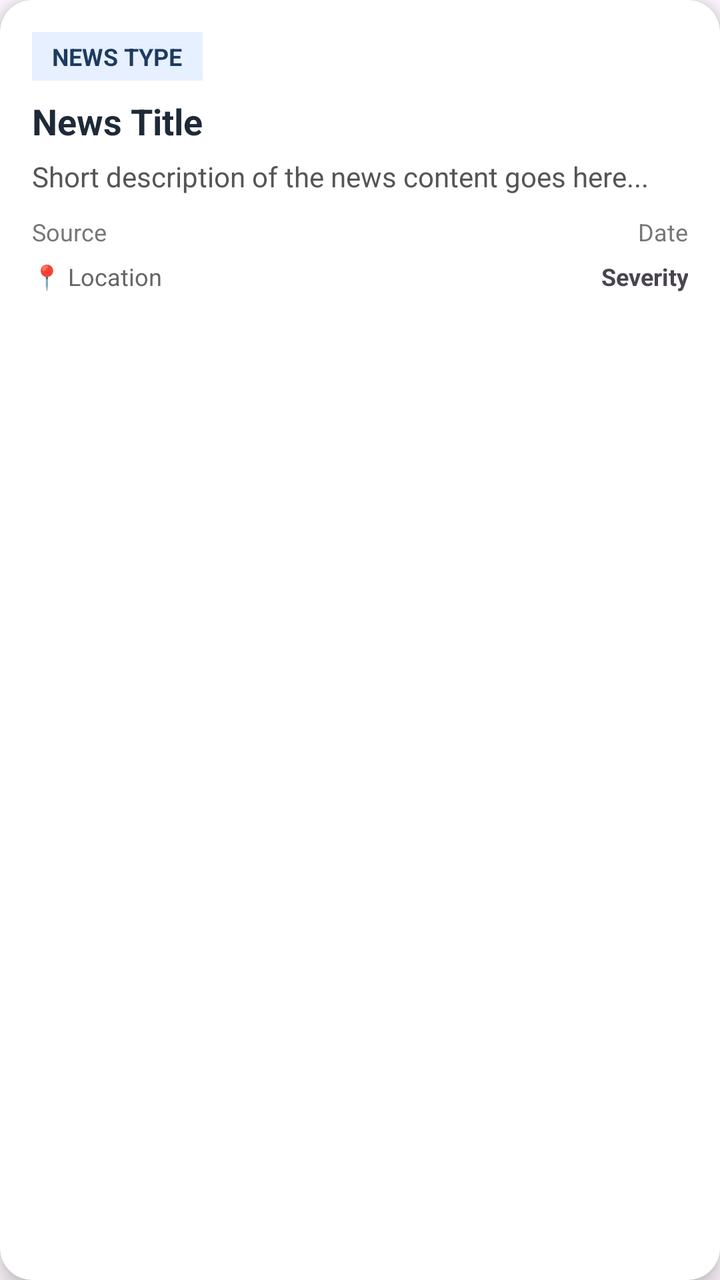
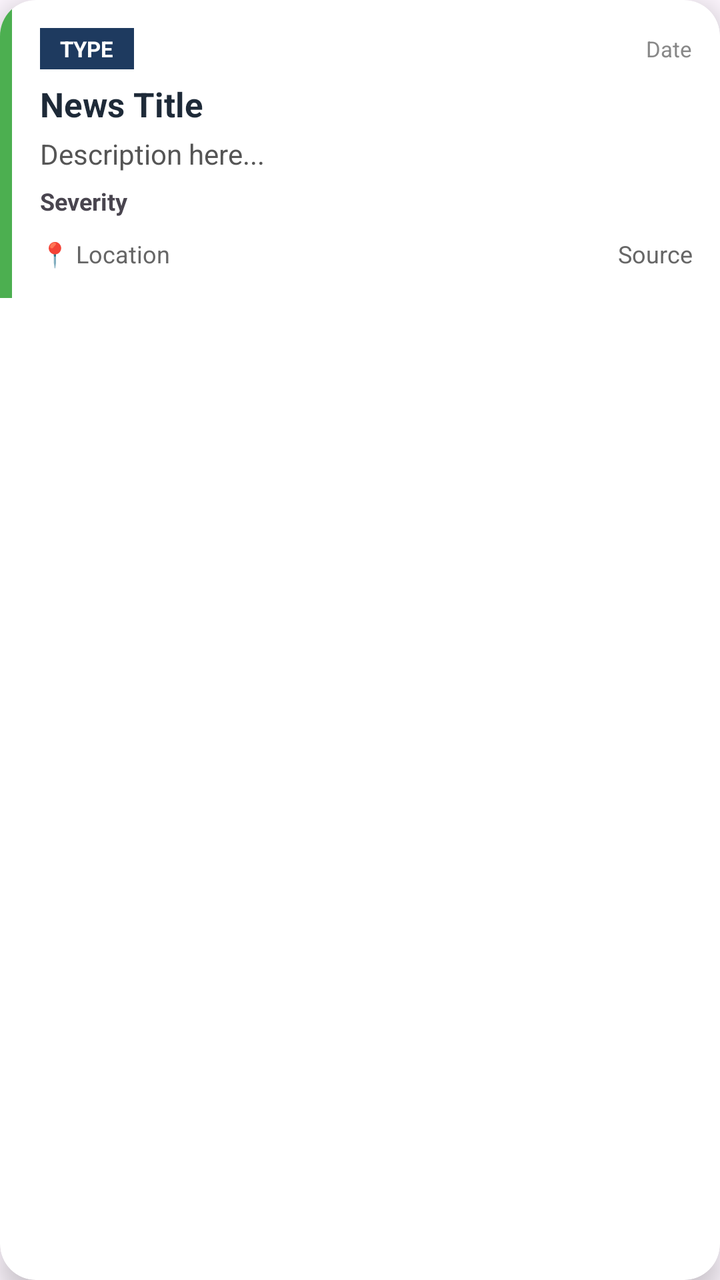

Before-and-after screenshots of an Android layout around one commit, followed by the original layout XML and the change that was made.
<!-- AndroidManifest.xml: application theme Theme.Crises -->
<!-- res/layout/item_news.xml -->
<?xml version="1.0" encoding="utf-8"?>
<androidx.cardview.widget.CardView
    xmlns:android="http://schemas.android.com/apk/res/android"
    xmlns:card_view="http://schemas.android.com/apk/res-auto"
    android:layout_width="match_parent"
    android:layout_height="wrap_content"
    android:layout_margin="12dp"
    card_view:cardCornerRadius="16dp"
    card_view:cardElevation="6dp"
    android:background="#FFFFFF">

    <LinearLayout
        android:layout_width="match_parent"
        android:layout_height="wrap_content"
        android:orientation="vertical"
        android:padding="16dp">

        
        <TextView
            android:id="@+id/type"
            android:layout_width="wrap_content"
            android:layout_height="wrap_content"
            android:text="NEWS TYPE"
            android:textSize="12sp"
            android:textStyle="bold"
            android:textColor="#1E3A5F"
            android:background="#E6F0FF"
            android:paddingHorizontal="10dp"
            android:paddingVertical="4dp"/>

        
        <TextView
            android:id="@+id/title"
            android:layout_width="match_parent"
            android:layout_height="wrap_content"
            android:text="News Title"
            android:textStyle="bold"
            android:textSize="18sp"
            android:textColor="#1E2A38"
            android:layout_marginTop="8dp"/>

        
        <TextView
            android:id="@+id/description"
            android:layout_width="match_parent"
            android:layout_height="wrap_content"
            android:text="Short description of the news content goes here..."
            android:textSize="14sp"
            android:textColor="#555"
            android:layout_marginTop="6dp"
            android:maxLines="3"
            android:ellipsize="end"/>

        
        <LinearLayout
            android:layout_width="match_parent"
            android:layout_height="wrap_content"
            android:orientation="horizontal"
            android:layout_marginTop="10dp"
            android:weightSum="2">

            
            <TextView
                android:id="@+id/source"
                android:layout_width="0dp"
                android:layout_weight="1"
                android:layout_height="wrap_content"
                android:text="Source"
                android:textSize="12sp"
                android:textColor="#777"/>

            
            <TextView
                android:id="@+id/date"
                android:layout_width="0dp"
                android:layout_weight="1"
                android:layout_height="wrap_content"
                android:text="Date"
                android:textSize="12sp"
                android:textColor="#777"
                android:gravity="end"/>
        </LinearLayout>

        
        <LinearLayout
            android:layout_width="match_parent"
            android:layout_height="wrap_content"
            android:orientation="horizontal"
            android:layout_marginTop="6dp"
            android:weightSum="2">

            
            <TextView
                android:id="@+id/location"
                android:layout_width="0dp"
                android:layout_weight="1"
                android:layout_height="wrap_content"
                android:text="📍 Location"
                android:textSize="12sp"
                android:textColor="#666"/>

            
            <TextView
                android:id="@+id/severity"
                android:layout_width="0dp"
                android:layout_weight="1"
                android:layout_height="wrap_content"
                android:text="Severity"
                android:textSize="12sp"
                android:textStyle="bold"
                android:gravity="end"/>
        </LinearLayout>

    </LinearLayout>

</androidx.cardview.widget.CardView>
<!-- resources referenced by this layout -->
<resources>
  <style name="Theme.Crises" parent="Base.Theme.Crises" />
  <style name="Base.Theme.Crises" parent="Theme.Material3.DayNight.NoActionBar">
  
      </style>
</resources>

<!-- the commit's change to res/layout/item_news.xml (unified diff, before → after) -->
@@ -4,111 +4,122 @@
     xmlns:card_view="http://schemas.android.com/apk/res-auto"
     android:layout_width="match_parent"
     android:layout_height="wrap_content"
-    android:layout_margin="12dp"
-    card_view:cardCornerRadius="16dp"
-    card_view:cardElevation="6dp"
-    android:background="#FFFFFF">
+    android:layout_margin="10dp"
+    card_view:cardCornerRadius="18dp"
+    card_view:cardElevation="8dp">
 
     <LinearLayout
         android:layout_width="match_parent"
         android:layout_height="wrap_content"
-        android:orientation="vertical"
-        android:padding="16dp">
+        android:orientation="horizontal">
 
         
-        <TextView
-            android:id="@+id/type"
-            android:layout_width="wrap_content"
-            android:layout_height="wrap_content"
-            android:text="NEWS TYPE"
-            android:textSize="12sp"
-            android:textStyle="bold"
-            android:textColor="#1E3A5F"
-            android:background="#E6F0FF"
-            android:paddingHorizontal="10dp"
-            android:paddingVertical="4dp"/>
-
-        
-        <TextView
-            android:id="@+id/title"
-            android:layout_width="match_parent"
-            android:layout_height="wrap_content"
-            android:text="News Title"
-            android:textStyle="bold"
-            android:textSize="18sp"
-            android:textColor="#1E2A38"
-            android:layout_marginTop="8dp"/>
-
-        
-        <TextView
-            android:id="@+id/description"
-            android:layout_width="match_parent"
-            android:layout_height="wrap_content"
-            android:text="Short description of the news content goes here..."
-            android:textSize="14sp"
-            android:textColor="#555"
-            android:layout_marginTop="6dp"
-            android:maxLines="3"
-            android:ellipsize="end"/>
+        <View
+            android:id="@+id/severityBar"
+            android:layout_width="6dp"
+            android:layout_height="match_parent"
+            android:background="#4CAF50"/>
 
         
         <LinearLayout
             android:layout_width="match_parent"
             android:layout_height="wrap_content"
-            android:orientation="horizontal"
-            android:layout_marginTop="10dp"
-            android:weightSum="2">
+            android:orientation="vertical"
+            android:padding="14dp">
+
+            
+            <LinearLayout
+                android:layout_width="match_parent"
+                android:layout_height="wrap_content"
+                android:orientation="horizontal">
+
+                
+                <TextView
+                    android:id="@+id/type"
+                    android:layout_width="wrap_content"
+                    android:layout_height="wrap_content"
+                    android:text="TYPE"
+                    android:textSize="11sp"
+                    android:textStyle="bold"
+                    android:textColor="#FFFFFF"
+                    android:background="#1E3A5F"
+                    android:paddingHorizontal="10dp"
+                    android:paddingVertical="3dp"/>
+
+                
+                <TextView
+                    android:id="@+id/date"
+                    android:layout_width="match_parent"
+                    android:layout_height="wrap_content"
+                    android:text="Date"
+                    android:textSize="11sp"
+                    android:textColor="#888"
+                    android:gravity="end"/>
+            </LinearLayout>
 
             
             <TextView
-                android:id="@+id/source"
-                android:layout_width="0dp"
-                android:layout_weight="1"
+                android:id="@+id/title"
+                android:layout_width="match_parent"
                 android:layout_height="wrap_content"
-                android:text="Source"
-                android:textSize="12sp"
-                android:textColor="#777"/>
+                android:text="News Title"
+                android:textStyle="bold"
+                android:textSize="17sp"
+                android:textColor="#1E2A38"
+                android:layout_marginTop="6dp"/>
 
             
             <TextView
-                android:id="@+id/date"
-                android:layout_width="0dp"
-                android:layout_weight="1"
+                android:id="@+id/description"
+                android:layout_width="match_parent"
                 android:layout_height="wrap_content"
-                android:text="Date"
-                android:textSize="12sp"
-                android:textColor="#777"
-                android:gravity="end"/>
-        </LinearLayout>
-
-        
-        <LinearLayout
-            android:layout_width="match_parent"
-            android:layout_height="wrap_content"
-            android:orientation="horizontal"
-            android:layout_marginTop="6dp"
-            android:weightSum="2">
-
-            
-            <TextView
-                android:id="@+id/location"
-                android:layout_width="0dp"
-                android:layout_weight="1"
-                android:layout_height="wrap_content"
-                android:text="📍 Location"
-                android:textSize="12sp"
-                android:textColor="#666"/>
+                android:text="Description here..."
+                android:textSize="14sp"
+                android:textColor="#555"
+                android:layout_marginTop="4dp"
+                android:maxLines="3"
+                android:ellipsize="end"/>
 
             
             <TextView
                 android:id="@+id/severity"
-                android:layout_width="0dp"
-                android:layout_weight="1"
+                android:layout_width="wrap_content"
                 android:layout_height="wrap_content"
                 android:text="Severity"
                 android:textSize="12sp"
                 android:textStyle="bold"
-                android:gravity="end"/>
+                android:layout_marginTop="6dp"/>
+
+            
+            <LinearLayout
+                android:layout_width="match_parent"
+                android:layout_height="wrap_content"
+                android:orientation="horizontal"
+                android:layout_marginTop="10dp"
+                android:weightSum="2">
+
+                
+                <TextView
+                    android:id="@+id/location"
+                    android:layout_width="0dp"
+                    android:layout_weight="1"
+                    android:layout_height="wrap_content"
+                    android:text="📍 Location"
+                    android:textSize="12sp"
+                    android:textColor="#666"/>
+
+                
+                <TextView
+                    android:id="@+id/source"
+                    android:layout_width="0dp"
+                    android:layout_weight="1"
+                    android:layout_height="wrap_content"
+                    android:text="Source"
+                    android:textSize="12sp"
+                    android:textColor="#666"
+                    android:gravity="end"/>
+            </LinearLayout>
+
         </LinearLayout>
 
     </LinearLayout>
